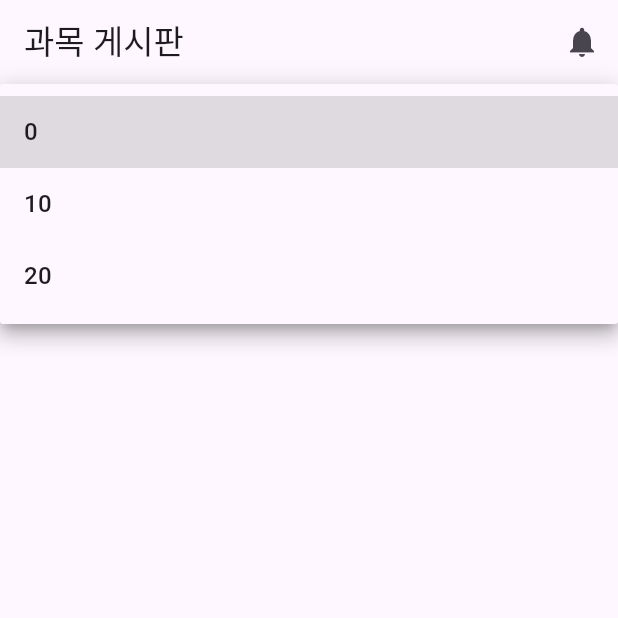
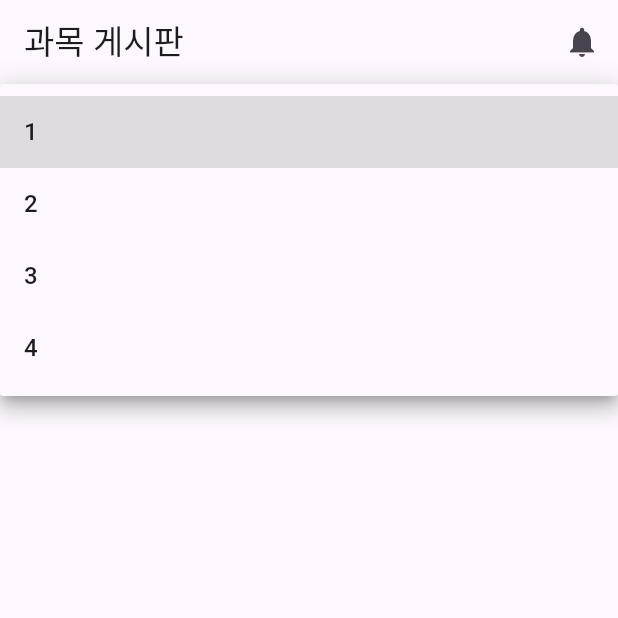
Before and after one commit to syeongkim/Mad-Camp-Week2, a Flutter app: the SubjectList screen opened directly, after a tap on "섹션 선택", on a phone screen of 412 x 824 dp, the top half of it. Run offline on Flutter 3.47's test engine with Material 3 defaults, Android fonts, the phone set to English and light mode, and no system bars; our stand-ins replace flutter_rating_bar, shared_preferences; missing offline and left inert: kakao_flutter_sdk; accounts and stored records are empty; network calls fail.

Commit message:
드롭다운 추가

```diff
--- a/teammate_front/lib/tabs/board.dart
+++ b/teammate_front/lib/tabs/board.dart
@@ -32,9 +32,12 @@ class SubjectList extends StatefulWidget {
 }
 
 class SubjectListState extends State<SubjectList> with SingleTickerProviderStateMixin{
+  // List<String> subjects = [
+  //   "Math 0", "Science 0", "History 0", "Math 10", "Science 10", "History 10", "Math 20", "Science 20", "History 20",
+  // ]; // 예제 과목 목록
   List<String> subjects = [
-    "Math 0", "Science 0", "History 0", "Math 10", "Science 10", "History 10", "Math 20", "Science 20", "History 20",
-  ]; // 예제 과목 목록
+    "CS101 프로그래밍기초", "CS109 프로그래밍 실습", "CS202 문제해결기법", "CS204 이산구조", "CS206 데이타구조", "CS211 디지탈시스템 및 실험", "CS220 프로그래밍의 이해", "CS230 시스템 프로그래밍", "CS270 지능 로봇 설계 및 프로그래밍", "CS300 알고리즘 개론", "CS310 내장형 컴퓨터 시스템", "CS311 전산기조직", "CS320 프로그래밍 언어", "CS322 형식언어 및 오토마타", "CS330 운영체제 및 실험", "CS341 전산망개론", "CS348 정보보호개론", "CS350 소프트웨어 공학개론", "CS360 데이타베이스 개론", "CS361 데이터 사이언스 개론", "CS370 심볼릭 프로그래밍", "CS371 딥러닝 개론", "CS372 파이썬을 통한 자연언어처리", "CS374 인간-컴퓨터 상호작용 개론", "CS376 기계학습", "CS380 컴퓨터그래픽스 개론", "CS402 전산논리학 개론", "CS408 전산학 프로젝트", "CS409 산학협업 소프트웨어 프로젝트", "CS411 인공지능을 위한 시스템", "CS420 컴파일러 설계", "CS422 계산이론", "CS423 확률적 프로그래밍", "CS431 동시성 프로그래밍", "CS442 모바일 컴퓨팅과 응용", "CS443 분산 알고리즘 및 시스템", "CS447 웹 보안 공격 실습", "CS453 소프트웨어 테스팅 자동화 기법", "CS454 인공 지능 기반 소프트웨어 공학", "CS457 스마트환경을 위한 요구공학", "CS458 소프트웨어 소스 코드 기반 동적 분석", "CS459 서비스 컴퓨팅 개론", "CS470 인공지능개론", "CS471 그래프 기계학습 및 마이닝", "CS473 소셜 컴퓨팅 개론", "CS474 텍스트마이닝", "CS475 자연언어처리를 위한 기계학습", "CS477 지능로봇공학 개론", "CS479 3차원 데이터를 위한 기계 학습", "CS481 데이터 시각화", "CS482 대화형 컴퓨터그래픽스", "CS483 기하학적 모델링 및 처리", "CS484 컴퓨터비전개론", "CS485 컴퓨터비전을 위한 기계학습", "CS486 웨어러블 사용자 인터페이스", "CS489 컴퓨터 윤리와 사회문제", "CS490 졸업연구", "CS492 전산학특강", "CS493 전산학 특강 I", "CS494 전산학특강 Ⅱ", "CS495 개별연구"
+  ];
 
   Map<String, List<String>> categorizedSubjects = {};
 
@@ -52,7 +55,8 @@ class SubjectListState extends State<SubjectList> with SingleTickerProviderState
     loadposts();
     // 과목을 카테고리별로 분류
     for (var subject in subjects) {
-      String category = subject.split(' ')[1];
+      // String category = subject.split(' ')[1];
+      String category = subject[2];
       if (!categorizedSubjects.containsKey(category)) {
         categorizedSubjects[category] = [];
       }
@@ -143,7 +147,10 @@ class SubjectListState extends State<SubjectList> with SingleTickerProviderState
                           items: categorizedSubjects.keys.map<DropdownMenuItem<String>>((String value) {
                             return DropdownMenuItem<String>(
                               value: value,
-                              child: Text(value),
+                              child: Text(
+                                value,
+                                style: TextStyle(fontSize: 16.0),
+                              ),
                             );
                           }).toList(),
                         ),
@@ -162,7 +169,10 @@ class SubjectListState extends State<SubjectList> with SingleTickerProviderState
                             items: categorizedSubjects[selectedCategory]!.map<DropdownMenuItem<String>>((String value) {
                               return DropdownMenuItem<String>(
                                 value: value,
-                                child: Text(value),
+                                child: Text(
+                                value,
+                                style: TextStyle(fontSize: 12.0),
+                              ),
                               );
                             }).toList(),
                           ),
@@ -258,7 +268,8 @@ class _SubjectBoardState extends State<SubjectBoard> {
 
       if (response.statusCode == 200) {
         setState(() {
-          subjectDetails = List<Map<String, dynamic>>.from(jsonDecode(response.body));
+          var temp = jsonDecode(response.body);
+          subjectDetails = List<Map<String, dynamic>>.from(temp);
           print("subject posts loaded");
         });
       } else {
```
Also changed, not shown: teammate_front/lib/tabs/newpost.dart (+40 -30 lines), 1 other file.
